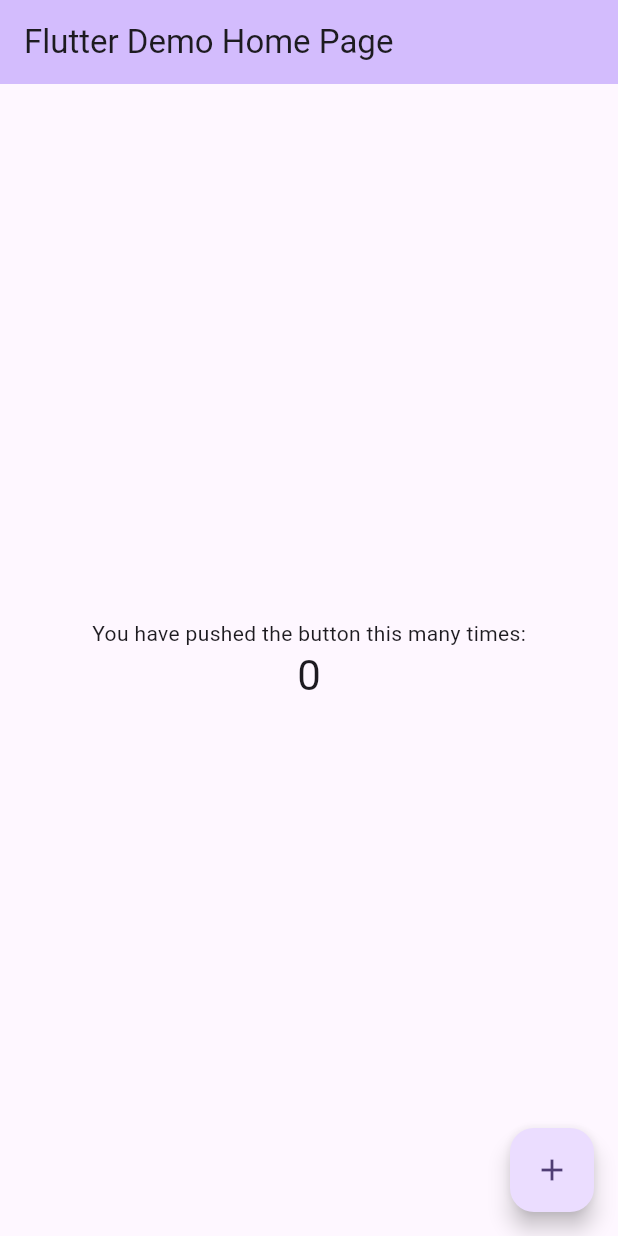
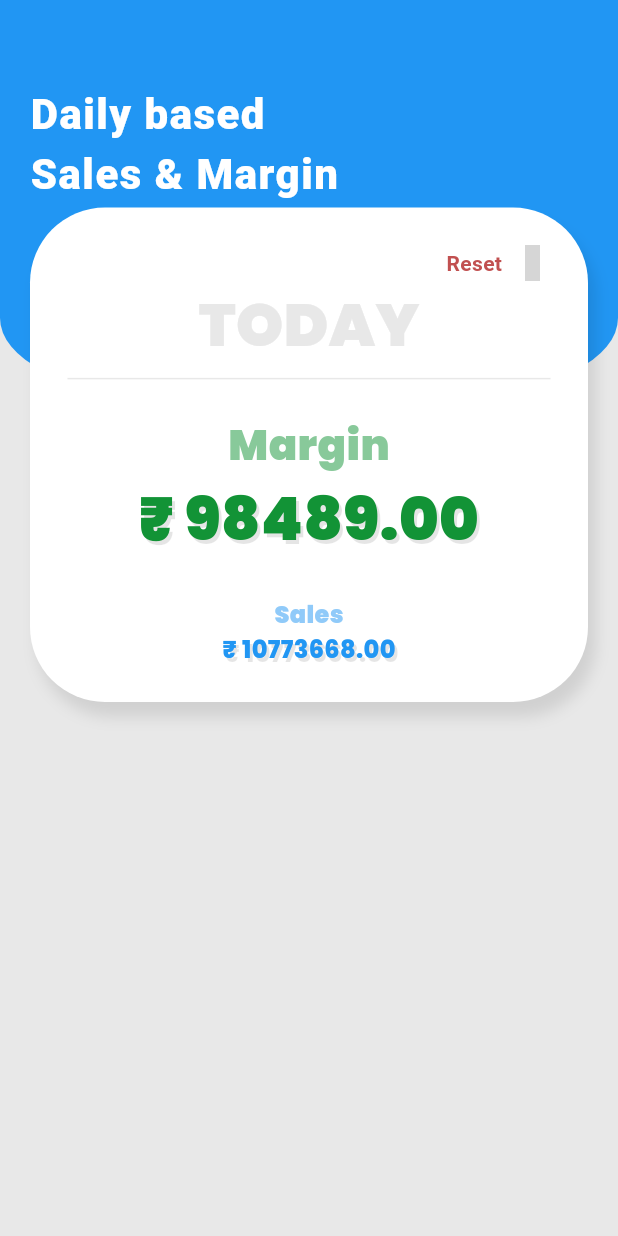
Before and after one commit to mohammedakbark/biz_grit, a Flutter app: the screen it shows after launch, on a phone screen of 412 x 824 dp. Run offline on Flutter 3.47's test engine with Material 3 defaults, Android fonts, the phone set to English and light mode, and no system bars; our stand-ins replace google_fonts, solar_icons; grey boxes are pictures that could not be loaded.

Commit message:
home page progressing

```diff
--- /dev/null
+++ b/lib/core/constant/color.dart
@@ -0,0 +1,14 @@
+import 'package:flutter/material.dart';
+
+class AppColors {
+  static const Color blue = Colors.blue;
+  static const Color white = Colors.white;
+  static const Color balck = Colors.black;
+
+  static const Color lightRed = Color.fromRGBO(193, 80, 80, 1);
+  static const Color red = Color.fromRGBO(208, 5, 5, 1);
+
+  static const Color green = Color.fromRGBO(18, 147, 54, 1);
+
+  static const Color bgColor = Color.fromRGBO(232, 232, 232, 1);
+}
--- /dev/null
+++ b/lib/core/constant/dimensions.dart
@@ -0,0 +1,31 @@
+import 'package:flutter/material.dart';
+
+class AppDimensions {
+  static double w(BuildContext context) {
+    return MediaQuery.of(context).size.width;
+  }
+
+  static double h(BuildContext context) {
+    return MediaQuery.of(context).size.height;
+  }
+
+  static const double fontSizeExtraSmall = 10.0;
+  static const double fontSizeSmall = 12.0;
+  static const double fontSizeDefault = 14.0;
+  static const double fontSizeLarge = 16.0;
+  static const double fontSizeExtraLarge = 24.0;
+  static const double fontSizeOverLarge = 28.0;
+  static const double fontSizeMaxLarge = 40.0;
+
+  static const double paddingSizeExtraSmall = 5.0;
+  static const double paddingSizeSmall = 10.0;
+  static const double paddingSizeDefault = 15.0;
+  static const double paddingSizeLarge = 20.0;
+  static const double paddingSizeExtraLarge = 25.0;
+
+  static const double radiusSizeSmall = 5.0;
+  static const double radiusSizeDefault = 8.0;
+  static const double radiusSizeTen = 10.0;
+  static const double radiusSizeLarge = 20.0;
+  static const double radiusSizeExtraLarge = 50.0;
+}
--- /dev/null
+++ b/lib/core/constant/style.dart
@@ -0,0 +1,49 @@
+import 'package:briz_grit/core/constant/color.dart';
+import 'package:flutter/material.dart';
+import 'package:google_fonts/google_fonts.dart';
+
+class AppStyle {
+  static TextStyle poppinsStyle(
+      {double? size,
+      bool? enableShadow,
+      Color? shadowColor,
+      FontWeight? fontWeight,
+      double? letterSpacing,
+      Color? color}) {
+    return GoogleFonts.poppins(
+        shadows: [
+          enableShadow != null
+              ? Shadow(
+                  offset: const Offset(2, 3),
+                  color: shadowColor ?? AppColors.balck.withOpacity(.1))
+              : const Shadow()
+        ],
+        color: color ?? AppColors.balck,
+        fontWeight: fontWeight,
+        fontSize: size,
+        letterSpacing: letterSpacing);
+  }
+
+  static TextStyle robotoStyle(
+      {double? size,
+      bool? enableShadow,
+      Color? shadowColor,
+      FontWeight? fontWeight,
+      double? letterSpacing,
+      Color? color}) {
+    return GoogleFonts.roboto(
+        shadows: [
+          enableShadow != null
+              ? Shadow(
+                  offset: const Offset(2, 3),
+                  color: shadowColor ?? AppColors.balck.withOpacity(.1))
+              : const Shadow()
+        ],
+        color: color ?? AppColors.balck,
+        fontWeight: fontWeight,
+        fontSize: size,
+        letterSpacing: letterSpacing);
+  }
+
+
+}
--- a/lib/main.dart
+++ b/lib/main.dart
@@ -1,3 +1,6 @@
+import 'package:briz_grit/core/constant/color.dart';
+import 'package:briz_grit/screens/home/home_screen.dart';
+import 'package:briz_grit/screens/splash_screen.dart';
 import 'package:flutter/material.dart';
 
 void main() {
@@ -7,119 +10,17 @@
 class MyApp extends StatelessWidget {
   const MyApp({super.key});
 
-  // This widget is the root of your application.
   @override
   Widget build(BuildContext context) {
     return MaterialApp(
-      title: 'Flutter Demo',
-      theme: ThemeData(
-        // This is the theme of your application.
-        //
-        // TRY THIS: Try running your application with "flutter run". You'll see
-        // the application has a purple toolbar. Then, without quitting the app,
-        // try changing the seedColor in the colorScheme below to Colors.green
-        // and then invoke "hot reload" (save your changes or press the "hot
-        // reload" button in a Flutter-supported IDE, or press "r" if you used
-        // the command line to start the app).
-        //
-        // Notice that the counter didn't reset back to zero; the application
-        // state is not lost during the reload. To reset the state, use hot
-        // restart instead.
-        //
-        // This works for code too, not just values: Most code changes can be
-        // tested with just a hot reload.
-        colorScheme: ColorScheme.fromSeed(seedColor: Colors.deepPurple),
-        useMaterial3: true,
-      ),
-      home: const MyHomePage(title: 'Flutter Demo Home Page'),
-    );
+
+        debugShowCheckedModeBanner: false,
+        title: 'Biz Grit',
+        theme: ThemeData(
+          appBarTheme:const AppBarTheme(backgroundColor: AppColors.blue),
+          colorScheme: ColorScheme.fromSeed(seedColor: Colors.deepPurple),
+          useMaterial3: true,
+        ),
+        home: SpalshScreen());
   }
 }
-
-class MyHomePage extends StatefulWidget {
-  const MyHomePage({super.key, required this.title});
-
-  // This widget is the home page of your application. It is stateful, meaning
-  // that it has a State object (defined below) that contains fields that affect
-  // how it looks.
-
-  // This class is the configuration for the state. It holds the values (in this
-  // case the title) provided by the parent (in this case the App widget) and
-  // used by the build method of the State. Fields in a Widget subclass are
-  // always marked "final".
-
-  final String title;
-
-  @override
-  State<MyHomePage> createState() => _MyHomePageState();
-}
-
-class _MyHomePageState extends State<MyHomePage> {
-  int _counter = 0;
-
-  void _incrementCounter() {
-    setState(() {
-      // This call to setState tells the Flutter framework that something has
-      // changed in this State, which causes it to rerun the build method below
-      // so that the display can reflect the updated values. If we changed
-      // _counter without calling setState(), then the build method would not be
-      // called again, and so nothing would appear to happen.
-      _counter++;
-    });
-  }
-
-  @override
-  Widget build(BuildContext context) {
-    // This method is rerun every time setState is called, for instance as done
-    // by the _incrementCounter method above.
-    //
-    // The Flutter framework has been optimized to make rerunning build methods
-    // fast, so that you can just rebuild anything that needs updating rather
-    // than having to individually change instances of widgets.
-    return Scaffold(
-      appBar: AppBar(
-        // TRY THIS: Try changing the color here to a specific color (to
-        // Colors.amber, perhaps?) and trigger a hot reload to see the AppBar
-        // change color while the other colors stay the same.
-        backgroundColor: Theme.of(context).colorScheme.inversePrimary,
-        // Here we take the value from the MyHomePage object that was created by
-        // the App.build method, and use it to set our appbar title.
-        title: Text(widget.title),
-      ),
-      body: Center(
-        // Center is a layout widget. It takes a single child and positions it
-        // in the middle of the parent.
-        child: Column(
-          // Column is also a layout widget. It takes a list of children and
-          // arranges them vertically. By default, it sizes itself to fit its
-          // children horizontally, and tries to be as tall as its parent.
-          //
-          // Column has various properties to control how it sizes itself and
-          // how it positions its children. Here we use mainAxisAlignment to
-          // center the children vertically; the main axis here is the vertical
-          // axis because Columns are vertical (the cross axis would be
-          // horizontal).
-          //
-          // TRY THIS: Invoke "debug painting" (choose the "Toggle Debug Paint"
-          // action in the IDE, or press "p" in the console), to see the
-          // wireframe for each widget.
-          mainAxisAlignment: MainAxisAlignment.center,
-          children: <Widget>[
-            const Text(
-              'You have pushed the button this many times:',
-            ),
-            Text(
-              '$_counter',
-              style: Theme.of(context).textTheme.headlineMedium,
-            ),
-          ],
-        ),
-      ),
-      floatingActionButton: FloatingActionButton(
-        onPressed: _incrementCounter,
-        tooltip: 'Increment',
-        child: const Icon(Icons.add),
-      ), // This trailing comma makes auto-formatting nicer for build methods.
-    );
-  }
-}
--- /dev/null
+++ b/lib/screens/home/home_screen.dart
@@ -0,0 +1,166 @@
+import 'dart:ui';
+
+import 'package:briz_grit/core/constant/color.dart';
+import 'package:briz_grit/core/constant/dimensions.dart';
+import 'package:briz_grit/core/constant/style.dart';
+import 'package:briz_grit/widgets/helper_widget.dart';
+import 'package:briz_grit/widgets/screen_margin.dart';
+import 'package:flutter/cupertino.dart';
+import 'package:flutter/material.dart';
+import 'package:flutter/services.dart';
+import 'package:flutter/widgets.dart';
+import 'package:solar_icons/solar_icons.dart';
+
+class HomeScreen extends StatelessWidget {
+  const HomeScreen({super.key});
+
+  @override
+  Widget build(BuildContext context) {
+    return Scaffold(
+      appBar: AppBar(
+        scrolledUnderElevation: 0,
+        systemOverlayStyle: SystemUiOverlayStyle.dark,
+        elevation: 0,
+        centerTitle: true,
+        title: Text(
+          '',
+          style: AppStyle.robotoStyle(
+              color: AppColors.white,
+              letterSpacing: 2,
+              fontWeight: FontWeight.w600,
+              size: AppDimensions.fontSizeExtraLarge),
+        ),
+      ),
+      backgroundColor: AppColors.bgColor,
+      body: Column(
+        children: [
+          SizedBox(
+            width: AppDimensions.w(context),
+            height: AppDimensions.w(context) * 1,
+            child: Stack(
+              children: [
+                Container(
+                  width: AppDimensions.w(context),
+                  height: AppDimensions.w(context) * .5,
+                  decoration: const BoxDecoration(
+                      borderRadius: BorderRadius.only(
+                          bottomLeft: Radius.elliptical(100, 50),
+                          bottomRight: Radius.elliptical(100, 50)),
+                      color: AppColors.blue),
+                  child: SafeArea(
+                    child: ScreenMargin(
+                      child: Text(
+                        'Daily based\nSales & Margin',
+                        style: AppStyle.robotoStyle(
+                            letterSpacing: 1,
+                            size: AppDimensions.fontSizeOverLarge,
+                            fontWeight: FontWeight.w900,
+                            color: AppColors.white),
+                      ),
+                    ),
+                  ),
+                ),
+                Positioned(
+                  left: AppDimensions.paddingSizeLarge,
+                  right: AppDimensions.paddingSizeLarge,
+                  bottom: 0,
+                  child: Container(
+                    constraints: const BoxConstraints(),
+                    padding: const EdgeInsets.all(
+                        AppDimensions.paddingSizeExtraLarge),
+                    height: AppDimensions.w(context) * .8,
+                    decoration: BoxDecoration(
+                        boxShadow: [
+                          BoxShadow(
+                              blurRadius: 8,
+                              offset: const Offset(5, 10),
+                              color: AppColors.balck.withOpacity(.1))
+                        ],
+                        borderRadius: const BorderRadius.all(Radius.circular(
+                            AppDimensions.radiusSizeExtraLarge)),
+                        color: AppColors.white),
+                    child: Column(
+                      crossAxisAlignment: CrossAxisAlignment.start,
+                      mainAxisSize: MainAxisSize.max,
+                      children: [
+                        Row(
+                          children: [
+                            Spacer(),
+                            Text(
+                              'Reset',
+                              style: AppStyle.robotoStyle(
+                                  color: AppColors.lightRed,
+                                  size: AppDimensions.fontSizeDefault,
+                                  fontWeight: FontWeight.w600),
+                            ),
+                            customeSpacer(context, width: .02),
+                            Icon(
+                              color: AppColors.lightRed,
+                              SolarIconsOutline.refreshCircle,
+                            )
+                          ],
+                        ),
+                        Center(
+                          child: Text(
+                            'TODAY',
+                            style: AppStyle.poppinsStyle(
+                                color: AppColors.bgColor,
+                                size: AppDimensions.fontSizeMaxLarge,
+                                fontWeight: FontWeight.w900),
+                          ),
+                        ),
+                        const Divider(
+                          color: AppColors.bgColor,
+                        ),
+                        Center(
+                          child: Column(
+                            mainAxisSize: MainAxisSize.max,
+                            crossAxisAlignment: CrossAxisAlignment.center,
+                            children: [
+                              customeSpacer(context, height: .02),
+                              Text(
+                                'Margin',
+                                style: AppStyle.poppinsStyle(
+                                    color: AppColors.green.withOpacity(.5),
+                                    size: AppDimensions.fontSizeOverLarge,
+                                    fontWeight: FontWeight.w900),
+                              ),
+                              Text(
+                                '₹ 98489.00',
+                                style: AppStyle.poppinsStyle(
+                                    enableShadow: true,
+                                    color: AppColors.green,
+                                    size: AppDimensions.fontSizeMaxLarge,
+                                    fontWeight: FontWeight.w900),
+                              ),
+                              customeSpacer(context, height: .03),
+                              Text(
+                                'Sales',
+                                style: AppStyle.poppinsStyle(
+                                    color: AppColors.blue.withOpacity(.5),
+                                    size: AppDimensions.fontSizeLarge,
+                                    fontWeight: FontWeight.w900),
+                              ),
+                              Text(
+                                '₹ 10773668.00',
+                                style: AppStyle.poppinsStyle(
+                                    enableShadow: true,
+                                    color: AppColors.blue,
+                                    size: AppDimensions.fontSizeLarge,
+                                    fontWeight: FontWeight.w800),
+                              )
+                            ],
+                          ),
+                        )
+                      ],
+                    ),
+                  ),
+                ),
+              ],
+            ),
+          )
+        ],
+      ),
+    );
+  }
+}
--- /dev/null
+++ b/lib/widgets/helper_widget.dart
@@ -0,0 +1,9 @@
+import 'package:briz_grit/core/constant/dimensions.dart';
+import 'package:flutter/material.dart';
+
+Widget customeSpacer(BuildContext context, {double? width, double? height}) {
+  return SizedBox(
+    height: height == null ? 0 : AppDimensions.h(context) * height,
+    width: width == null ? 0 : AppDimensions.w(context) * width,
+  );
+}
--- /dev/null
+++ b/lib/widgets/screen_margin.dart
@@ -0,0 +1,17 @@
+import 'package:briz_grit/core/constant/dimensions.dart';
+import 'package:flutter/material.dart';
+
+class ScreenMargin extends StatelessWidget {
+  Widget child;
+  ScreenMargin({super.key, required this.child});
+
+  @override
+  Widget build(BuildContext context) {
+    return Padding(
+      padding: const EdgeInsets.symmetric(
+        horizontal: AppDimensions.paddingSizeLarge,
+      ),
+      child: child,
+    );
+  }
+}
```
Also changed, not shown: lib/core/model/history_model.dart (added, +16 -0 lines), lib/core/model/item_model.dart (added, +14 -0 lines), lib/core/model/single_entry_model.dart (added, +12 -0 lines), lib/screens/splash_screen.dart (added, +90 -0 lines), lib/widgets/route.dart (added, +14 -0 lines), pubspec.yaml (+8 -0 lines), lib/core/constant/assets.dart (added), lib/core/constant/icons.dart (added), lib/core/constant/string.dart (added), pubspec.lock, 1 other file.
